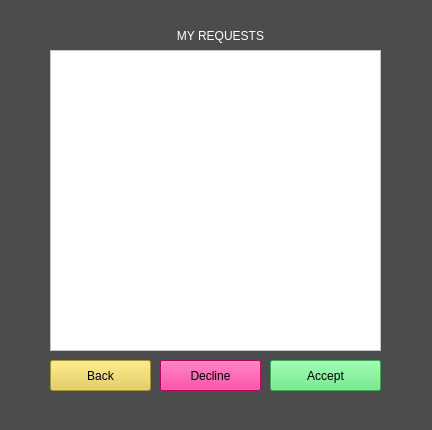
allenh1/timefuse-client, file friend_requests.ui: the form before one commit.
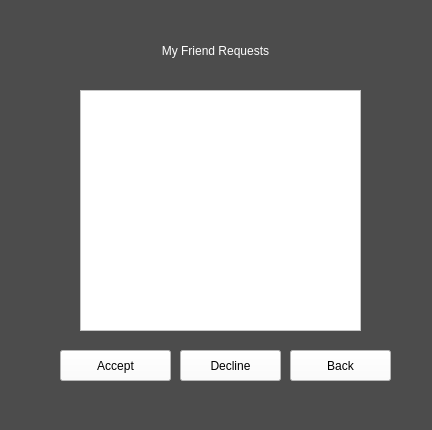
The form after the commit.

Patch:
```diff
--- a/friend_requests.ui
+++ b/friend_requests.ui
@@ -20,10 +20,10 @@
   <widget class="QLabel" name="title">
    <property name="geometry">
     <rect>
-     <x>140</x>
+     <x>90</x>
      <y>20</y>
-     <width>161</width>
-     <height>31</height>
+     <width>251</width>
+     <height>61</height>
     </rect>
    </property>
    <property name="styleSheet">
@@ -31,7 +31,7 @@
 font: 17pt &quot;Courier&quot;;</string>
    </property>
    <property name="text">
-    <string>MY REQUESTS</string>
+    <string>My Friend Requests</string>
    </property>
    <property name="alignment">
     <set>Qt::AlignCenter</set>
@@ -40,15 +40,17 @@
   <widget class="QPushButton" name="back_button">
    <property name="geometry">
     <rect>
-     <x>50</x>
-     <y>360</y>
+     <x>290</x>
+     <y>350</y>
      <width>101</width>
      <height>31</height>
     </rect>
    </property>
    <property name="styleSheet">
-    <string notr="true">font: 13pt &quot;Courier&quot;;
-background-color: rgb(227, 201, 69);</string>
+    <string notr="true">background-color: rgb(255, 255, 255);
+color: rgb(0, 0, 0);
+font: 13pt &quot;Courier&quot;;
+</string>
    </property>
    <property name="text">
     <string>Back</string>
@@ -57,15 +59,17 @@
   <widget class="QPushButton" name="decline">
    <property name="geometry">
     <rect>
-     <x>160</x>
-     <y>360</y>
+     <x>180</x>
+     <y>350</y>
      <width>101</width>
      <height>31</height>
     </rect>
    </property>
    <property name="styleSheet">
-    <string notr="true">font: 13pt &quot;Courier&quot;;
-background-color: rgb(255, 0, 128);</string>
+    <string notr="true">background-color: rgb(255, 255, 255);
+color: rgb(0, 0, 0);
+font: 13pt &quot;Courier&quot;;
+</string>
    </property>
    <property name="text">
     <string>Decline</string>
@@ -74,15 +78,16 @@
   <widget class="QPushButton" name="accept">
    <property name="geometry">
     <rect>
-     <x>270</x>
-     <y>360</y>
+     <x>60</x>
+     <y>350</y>
      <width>111</width>
      <height>31</height>
     </rect>
    </property>
    <property name="styleSheet">
-    <string notr="true">font: 13pt &quot;Courier&quot;;
-background-color: rgb(86, 231, 115);</string>
+    <string notr="true">background-color: rgb(255, 255, 255);
+color: rgb(0, 0, 0);
+font: 13pt &quot;Courier&quot;;</string>
    </property>
    <property name="text">
     <string>Accept</string>
@@ -91,10 +96,10 @@
   <widget class="QListWidget" name="list_friends">
    <property name="geometry">
     <rect>
-     <x>50</x>
-     <y>50</y>
-     <width>331</width>
-     <height>301</height>
+     <x>80</x>
+     <y>90</y>
+     <width>281</width>
+     <height>241</height>
     </rect>
    </property>
    <property name="styleSheet">
```
Left out of the diff: 2 changed lines with no effect on the pictures.
